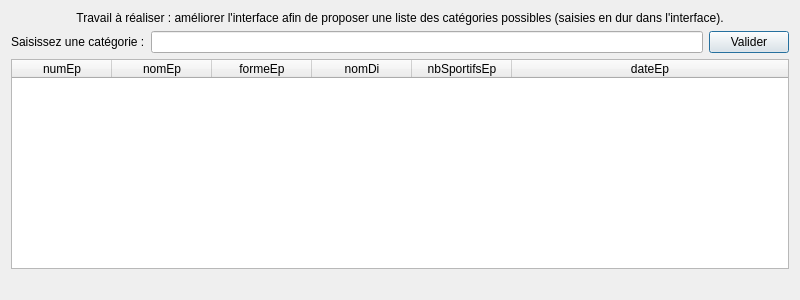
Above: gui/fct_comp_2.ui from NoxFly/CEBD-project-competition before the change. Below: the same form after it.
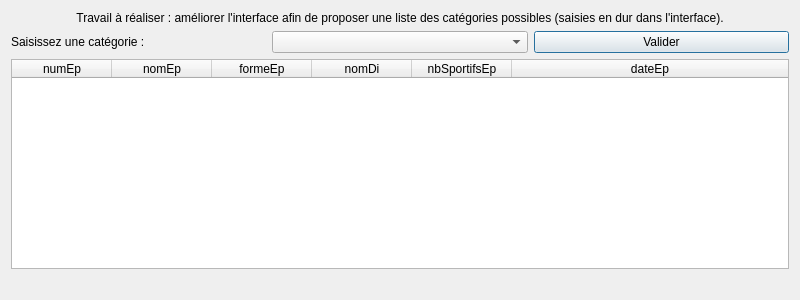
That is the form after the change.

Commit message: 1.5 : Modification de l'interface pour remplacer l'input par une combo list, ajout de la fonction refreshCatList pour afficher les bonnes valeurs dans la combo list, l'ancien code a été commenté au cas où (fichier action_fct_comp_2.py)

Diff of the .ui file:
```diff
--- a/gui/fct_comp_2.ui
+++ b/gui/fct_comp_2.ui
@@ -40,7 +40,7 @@
       </widget>
      </item>
      <item>
-      <widget class="QLineEdit" name="lineEdit_fct_comp_2"/>
+      <widget class="QComboBox" name="comboBox_categorie"/>
      </item>
      <item>
       <widget class="QPushButton" name="pushButton_fct_comp_2">
```
Left out of the diff: 2 changed lines with no effect on the pictures. The commit also changes 4 other files.
